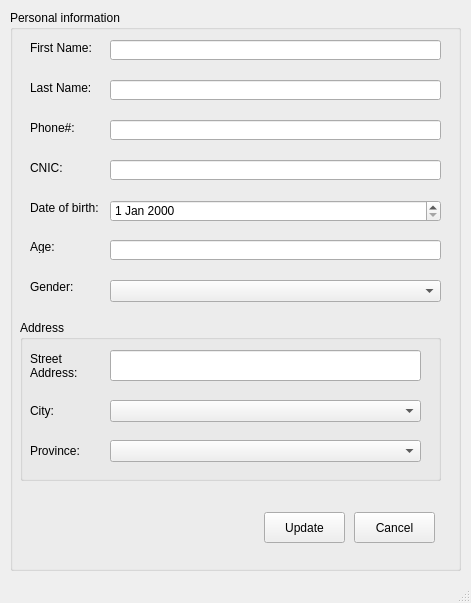
Above: Screens/Technician UpdatePatient.ui from RaahimHash/DBMS-Project-UHU-Clinic before the change. Below: the same form after it.
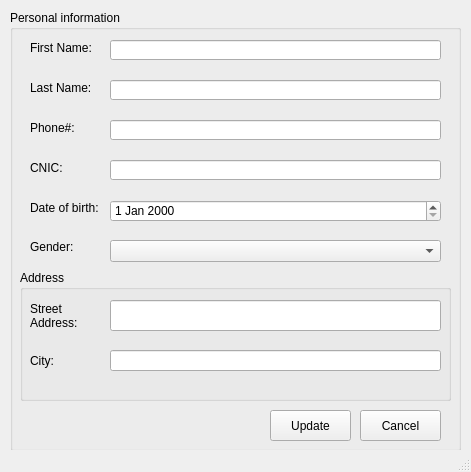
That is the form after the change.

Patch:
```diff
--- a/Screens/Technician UpdatePatient.ui
+++ b/Screens/Technician UpdatePatient.ui
@@ -10,7 +10,7 @@
     <x>0</x>
     <y>0</y>
     <width>471</width>
-    <height>603</height>
+    <height>472</height>
    </rect>
   </property>
   <property name="windowTitle">
@@ -23,7 +23,7 @@
       <x>10</x>
       <y>10</y>
       <width>451</width>
-      <height>561</height>
+      <height>441</height>
      </rect>
     </property>
     <property name="title">
@@ -108,7 +108,7 @@
      <property name="geometry">
       <rect>
        <x>20</x>
-       <y>270</y>
+       <y>230</y>
        <width>47</width>
        <height>13</height>
       </rect>
@@ -121,25 +121,12 @@
      <property name="geometry">
       <rect>
        <x>100</x>
-       <y>270</y>
+       <y>230</y>
        <width>331</width>
        <height>22</height>
       </rect>
      </property>
     </widget>
-    <widget class="QLabel" name="label_6">
-     <property name="geometry">
-      <rect>
-       <x>20</x>
-       <y>230</y>
-       <width>47</width>
-       <height>13</height>
-      </rect>
-     </property>
-     <property name="text">
-      <string>Age: </string>
-     </property>
-    </widget>
     <widget class="QLabel" name="label_7">
      <property name="geometry">
       <rect>
@@ -156,8 +143,8 @@
     <widget class="QPushButton" name="pushUpdate">
      <property name="geometry">
       <rect>
-       <x>254</x>
-       <y>502</y>
+       <x>260</x>
+       <y>400</y>
        <width>81</width>
        <height>31</height>
       </rect>
@@ -169,8 +156,8 @@
     <widget class="QPushButton" name="pushCancel">
      <property name="geometry">
       <rect>
-       <x>344</x>
-       <y>502</y>
+       <x>350</x>
+       <y>400</y>
        <width>81</width>
        <height>31</height>
       </rect>
@@ -202,23 +189,13 @@
       </rect>
      </property>
     </widget>
-    <widget class="QLineEdit" name="lineAge">
-     <property name="geometry">
-      <rect>
-       <x>100</x>
-       <y>230</y>
-       <width>331</width>
-       <height>20</height>
-      </rect>
-     </property>
-    </widget>
     <widget class="QGroupBox" name="groupBox_2">
      <property name="geometry">
       <rect>
        <x>10</x>
-       <y>310</y>
-       <width>421</width>
-       <height>161</height>
+       <y>260</y>
+       <width>431</width>
+       <height>131</height>
       </rect>
      </property>
      <property name="title">
@@ -251,49 +228,26 @@
        <string>City:</string>
       </property>
      </widget>
-     <widget class="QComboBox" name="comboCity">
-      <property name="geometry">
-       <rect>
-        <x>90</x>
-        <y>80</y>
-        <width>311</width>
-        <height>22</height>
-       </rect>
-      </property>
-     </widget>
-     <widget class="QComboBox" name="comboProvince">
-      <property name="geometry">
-       <rect>
-        <x>90</x>
-        <y>120</y>
-        <width>311</width>
-        <height>22</height>
-       </rect>
-      </property>
-     </widget>
-     <widget class="QLabel" name="label_10">
-      <property name="geometry">
-       <rect>
-        <x>10</x>
-        <y>120</y>
-        <width>81</width>
-        <height>21</height>
-       </rect>
-      </property>
-      <property name="text">
-       <string>Province:</string>
-      </property>
-     </widget>
      <widget class="QLineEdit" name="lineStreet">
       <property name="geometry">
        <rect>
         <x>90</x>
         <y>30</y>
-        <width>311</width>
+        <width>331</width>
         <height>31</height>
        </rect>
       </property>
      </widget>
+     <widget class="QLineEdit" name="lineCity">
+      <property name="geometry">
+       <rect>
+        <x>90</x>
+        <y>80</y>
+        <width>331</width>
+        <height>21</height>
+       </rect>
+      </property>
+     </widget>
     </widget>
     <widget class="QLineEdit" name="lineCNIC">
      <property name="geometry">
```
